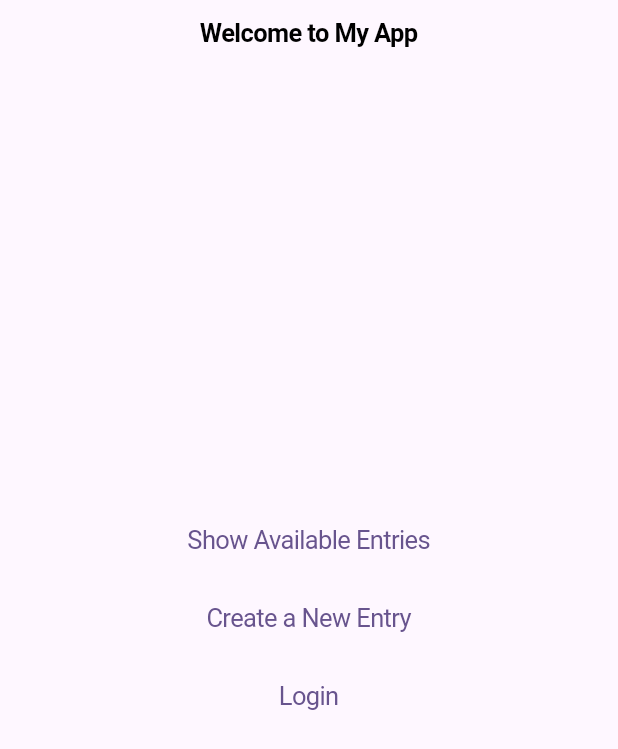
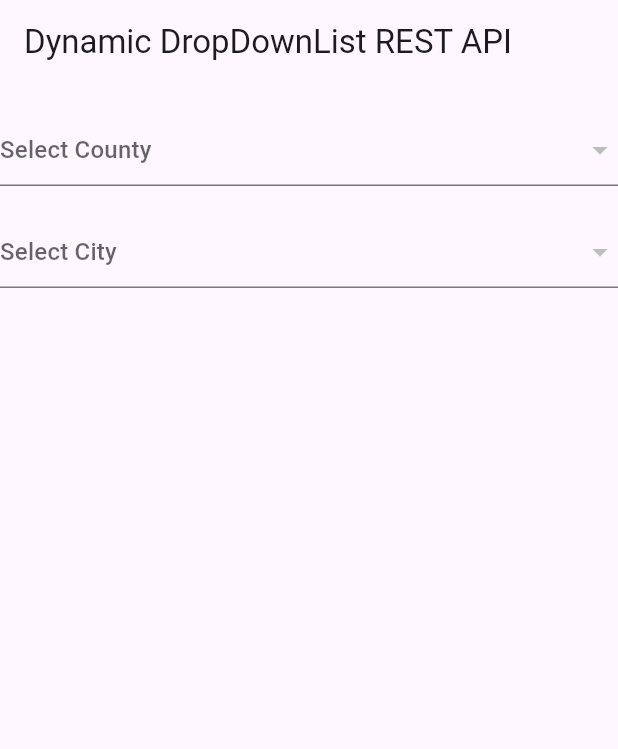
Before and after one commit to laureenmaina/Flutter-Project, a Flutter app: the screen it shows after launch, on a phone screen of 412 x 824 dp. Shown: the top 749 px of the screen. Run offline on Flutter 3.47's test engine with Material 3 defaults, Android fonts, the phone set to English and light mode, and no system bars; our stand-ins replace image_picker, shared_preferences; network calls fail.

Commit message:
Added dropdown

```diff
--- a/lib/Services/add_data.dart
+++ b/lib/Services/add_data.dart
@@ -24,6 +24,7 @@ var uri = Uri.parse('http://192.168.0.45:8079/projects/phpdata/apicrudtrial/api/
       "dated": post.dated,
       "username": post.username,
       "password": post.password,
+
     }),
   );
 
--- /dev/null
+++ b/lib/Views/drops.dart
@@ -0,0 +1,106 @@
+import 'dart:convert';
+import 'package:flutter/material.dart';
+import 'package:http/http.dart' as http;
+
+class DropDownPage extends StatefulWidget {
+  @override
+  _DropDownPageState createState() => _DropDownPageState();
+}
+
+class _DropDownPageState extends State<DropDownPage> {
+  List countiesList = [];
+  String? _selectedCounty;
+
+  List citiesList = [];
+  String? _selectedCity;
+
+ // final String baseUrl = "http://192.168.100.12:8079/projects/phpdata/apicrudtrial/api";
+   final String baseUrl = "http://192.168.0.45:8079/projects/phpdata/apicrudtrial/api/";
+
+  @override
+  void initState() {
+    super.initState();
+    _getCountiesList();
+     _getCitiesList();
+  }
+
+  Future<void> _getCountiesList() async {
+    final response = await http.get(Uri.parse("$baseUrl/counties.php"));
+
+    if (response.statusCode == 200) {
+      var data = json.decode(response.body);
+      setState(() {
+        countiesList = data['counties'];
+      });
+    } else {
+      print("Failed to load counties");
+    }
+  }
+
+
+Future<void> _getCitiesList() async {
+  final response = await http.get(Uri.parse("$baseUrl/cities.php"));
+
+  if (response.statusCode == 200) {
+    var data = json.decode(response.body);
+    setState(() {
+      citiesList = data['cities'];
+    });
+  } else {
+    print("Failed to load cities");
+  }
+}
+
+
+
+
+  @override
+  Widget build(BuildContext context) {
+    return Scaffold(
+      appBar: AppBar(
+        title: Text('Dynamic DropDownList REST API'),
+      ),
+      body: Column(
+        mainAxisAlignment: MainAxisAlignment.start,
+        children: <Widget>[
+          SizedBox(height: 20),
+          DropdownButtonFormField<String>(
+              value: _selectedCounty,
+              hint: Text('Select County'),
+              onChanged: (newValue) {
+                setState(() {
+                  _selectedCounty = newValue;
+                  _selectedCity = null;
+
+                });
+              },
+              items: countiesList.map<DropdownMenuItem<String>>((county) {
+                return DropdownMenuItem<String>(
+                  value: county['county_id'].toString(),
+                  child: Text(county['name']),
+                );
+              }).toList(),
+            ),
+
+          SizedBox(height: 20),
+       DropdownButtonFormField<String>(
+          value: _selectedCity,
+          hint: Text('Select City'),
+          onChanged: (newValue) {
+            setState(() {
+              _selectedCity = newValue;
+            });
+          },
+          items: citiesList.map<DropdownMenuItem<String>>((city) {
+            return DropdownMenuItem<String>(
+              value: city['city_id'].toString(),
+              child: Text(city['city_name']),
+            );
+          }).toList(),
+        ),
+
+        ],
+      ),
+    );
+  }
+}
--- a/lib/main.dart
+++ b/lib/main.dart
@@ -1,4 +1,5 @@
 import 'package:flutter/material.dart';
+import 'package:rest_api_flutter/Views/drops.dart';
 // import 'package:rest_api_flutter/Views/images_.dart';
 // import 'package:rest_api_flutter/Views/home_page.dart';
 import 'package:rest_api_flutter/Views/navigation.dart';
@@ -25,7 +26,7 @@ class MyApp extends StatelessWidget {
       ),
       // home: PostFormScreen(),
       // home: const HomePage(),
-      home: FirstRoute(),
+      home: DropDownPage(),
       // home: LoginPage(),
 
 
```
Also changed, not shown: lib/Views/drop_downs.dart (added, +189 -0 lines), lib/Views/navigation.dart (+11 -1 lines), pubspec.lock.
